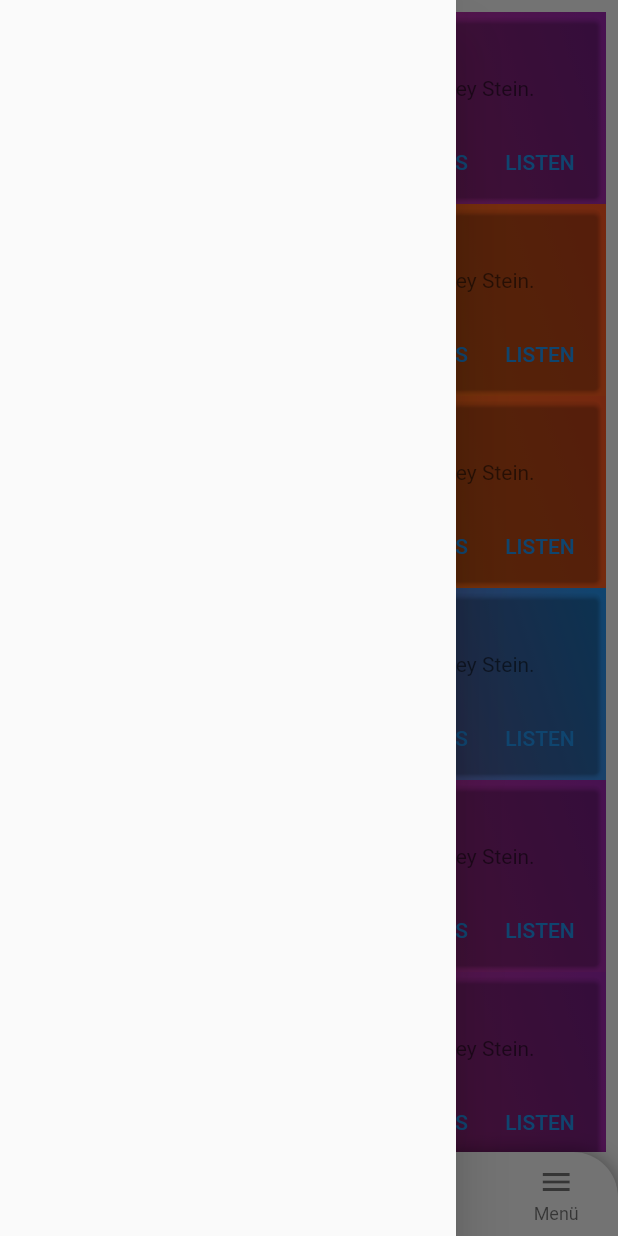
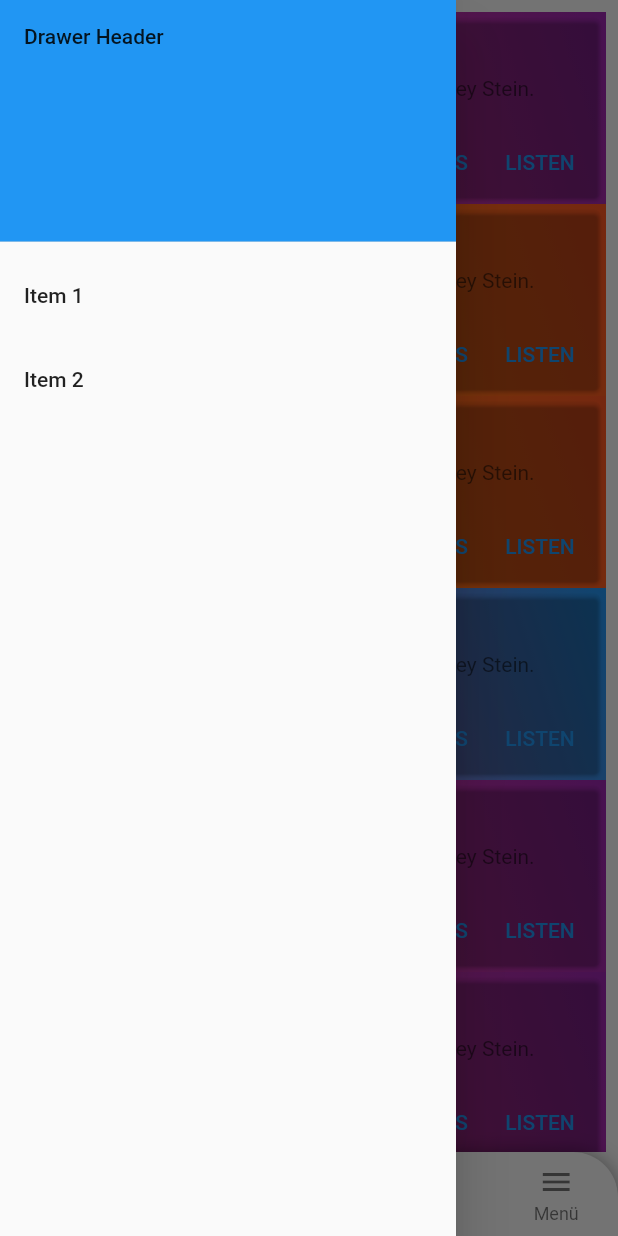
Before and after one commit to abdullah017/Flutter_BottomNavbarWithDrawer, a Flutter app: the screen it shows after launch, with the side drawer open, on a phone screen of 412 x 824 dp. Run offline on Flutter 3.47's test engine with Material 2 defaults, Android fonts, the phone set to English and light mode, and no system bars.

Commit message:
add drawer menu from main.dart

```diff
--- a/lib/main.dart
+++ b/lib/main.dart
@@ -35,7 +35,37 @@ class _MyHomePageState extends State<MyHomePage> {
   Widget build(BuildContext context) {
     return Scaffold(
         key: _drawerKey,
-        drawer: Drawer(),
+        drawer: Drawer(
+        child: ListView(
+          padding: EdgeInsets.zero,
+          children: <Widget>[
+            DrawerHeader(
+              child: Text('Drawer Header'),
+              decoration: BoxDecoration(
+                color: Colors.blue,
+              ),
+            ),
+            ListTile(
+              title: Text('Item 1'),
+              onTap: () {
+                // Update the state of the app
+                // ...
+                // Then close the drawer
+                Navigator.pop(context);
+              },
+            ),
+            ListTile(
+              title: Text('Item 2'),
+              onTap: () {
+                // Update the state of the app
+                // ...
+                // Then close the drawer
+                Navigator.pop(context);
+              },
+            ),
+          ],
+        ),
+        ),
         bottomNavigationBar: Container(
           decoration: BoxDecoration(
             borderRadius: BorderRadius.only(
```
